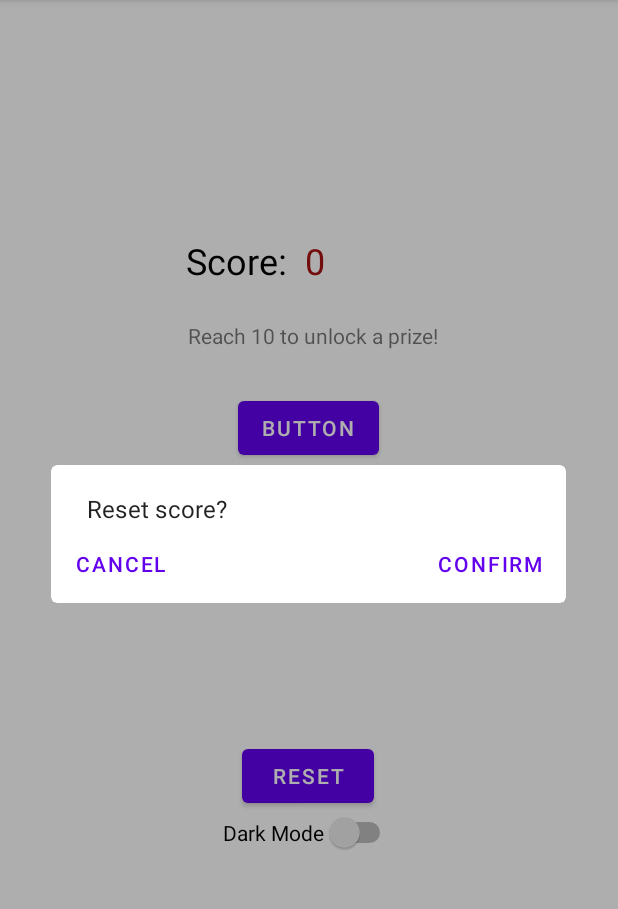
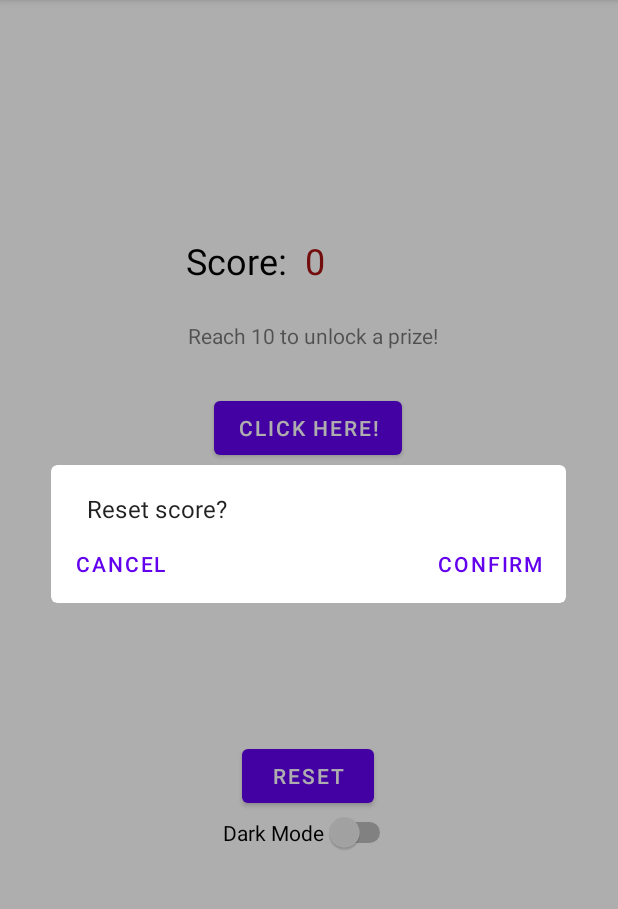
Before and after one commit to VivianLi1/Twitch_App, an Android app: the SettingsActivity screen opened directly, with no data from a screen before it, after a tap on "RESET", on a phone screen of 412 x 824 dp, the part 84-993 px from its top. Run offline under Robolectric (Android 15) with nearby library versions, the phone set to English and light mode, and no system bars; libraries missing offline, so code that uses them is left out: com.example.rocketreserver; 2 statements that could not run were skipped.

```diff
--- a/app/build.gradle
+++ b/app/build.gradle
@@ -50,6 +50,9 @@ dependencies {
     // Fragments Implementation
     implementation("androidx.fragment:fragment-ktx:1.4.1")
 
+    //Konfetti library
+    implementation 'nl.dionsegijn:konfetti-xml:2.0.2'
+
 }
 
 apollo {
--- a/app/src/main/AndroidManifest.xml
+++ b/app/src/main/AndroidManifest.xml
@@ -11,6 +11,9 @@
         android:roundIcon="@mipmap/ic_launcher_round"
         android:supportsRtl="true"
         android:theme="@style/Theme.FlagQuizApp">
+        <activity
+            android:name=".PrizeActivity"
+            android:exported="false" />
         <activity
             android:name=".SettingsActivity"
             android:exported="false" />
--- a/app/src/main/java/com/example/flagquizapp/SettingsActivity.kt
+++ b/app/src/main/java/com/example/flagquizapp/SettingsActivity.kt
@@ -1,6 +1,7 @@
 package com.example.flagquizapp
 
 import android.content.Context
+import android.content.Intent
 import androidx.appcompat.app.AppCompatActivity
 import android.os.Bundle
 import android.view.Menu
@@ -35,6 +36,12 @@ class SettingsActivity : MainActivity(), AppContract.SettingsView {
                 settingsPresenter.setDarkMode(false)
             }
         }
+
+        val prizeButton = findViewById<Button>(R.id.prizeButton)
+        prizeButton.setOnClickListener {
+            val intent = Intent(this, PrizeActivity::class.java)
+            startActivity(intent)
+        }
     }
 
     // displays score on view
@@ -51,10 +58,10 @@ class SettingsActivity : MainActivity(), AppContract.SettingsView {
     fun confirmResetDialog(){
         MaterialAlertDialogBuilder(this)
             .setTitle(R.string.reset_dialog_title)
-            .setNeutralButton(resources.getString(R.string.cancel)){dialog, which ->
+            .setNeutralButton(resources.getString(R.string.cancel)){_, _ ->
 
             }
-            .setPositiveButton(resources.getString(R.string.confirm)){dialog, which ->
+            .setPositiveButton(resources.getString(R.string.confirm)){_, _ ->
                 settingsPresenter.resetScore()
             }
             .show()
--- a/app/src/main/res/layout/activity_settings.xml
+++ b/app/src/main/res/layout/activity_settings.xml
@@ -38,7 +38,7 @@
         android:layout_width="wrap_content"
         android:layout_height="wrap_content"
         android:layout_marginTop="28dp"
-        android:text="Button"
+        android:text="Click here!"
         app:layout_constraintEnd_toEndOf="parent"
         app:layout_constraintHorizontal_bias="0.498"
         app:layout_constraintStart_toStartOf="parent"
```
Also changed, not shown: app/src/main/java/com/example/flagquizapp/PrizeActivity.kt (added, +32 -0 lines), app/src/main/res/layout/activity_prize.xml (added, +39 -0 lines).
